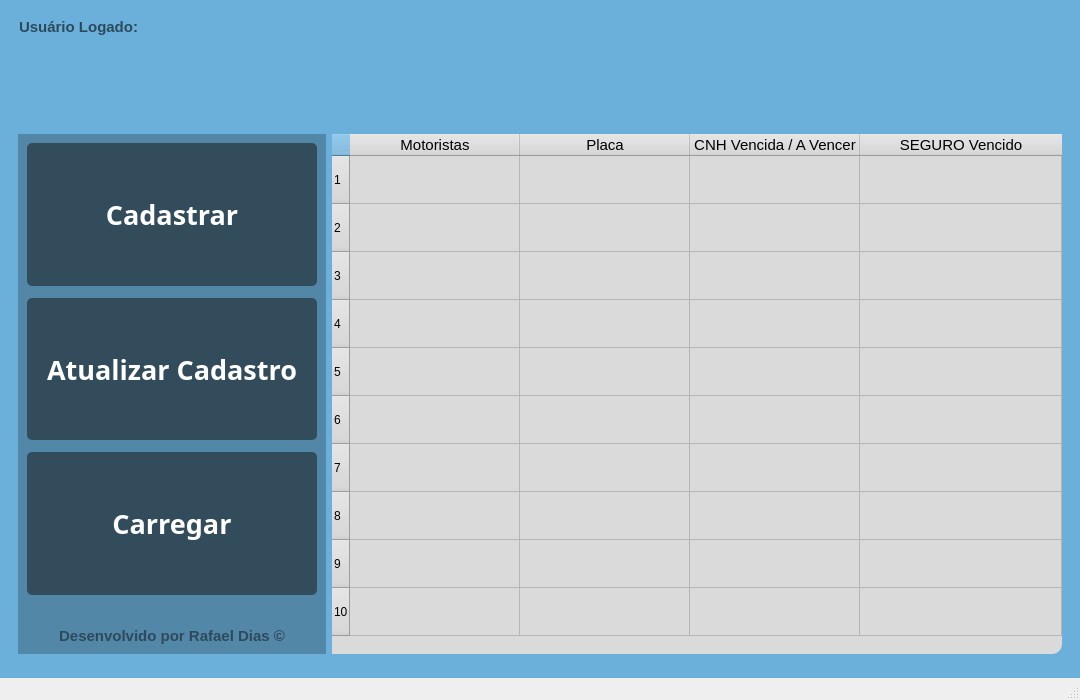
Above: _ui/telaPrincipal.ui from rafaeldias12/Sistema-de-Cadastro before the change. Below: the same form after it.
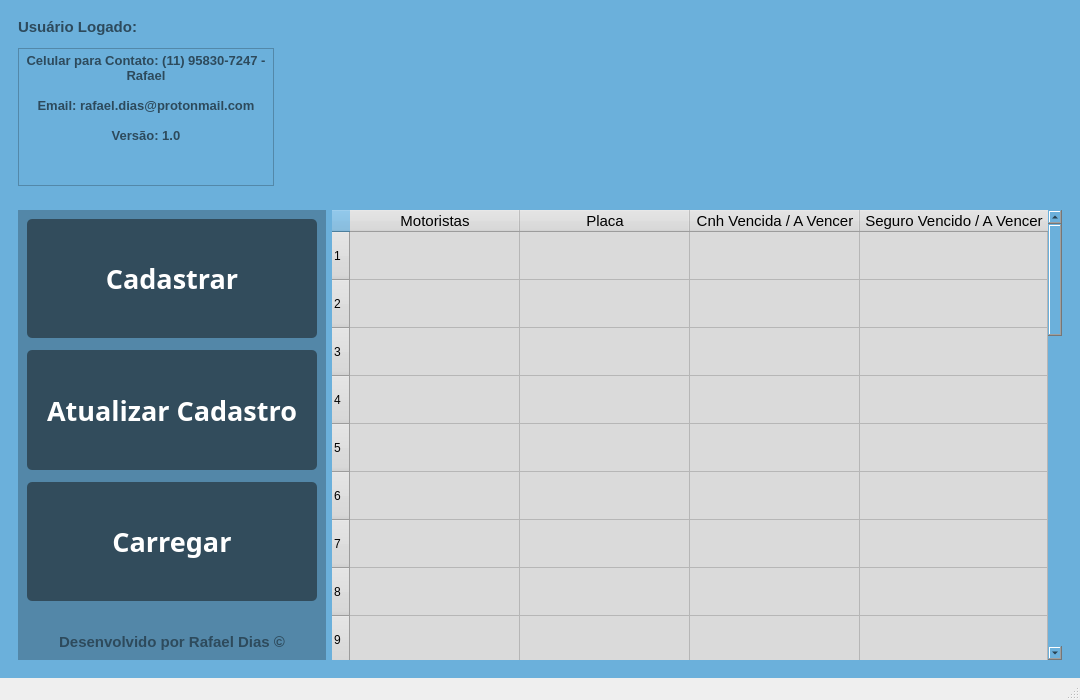
That is the form after the change. Icons and pictures are not drawn.

What changed in the file:
```diff
--- a/_ui/telaPrincipal.ui
+++ b/_ui/telaPrincipal.ui
@@ -124,6 +124,9 @@
             <property name="gridStyle">
              <enum>Qt::SolidLine</enum>
             </property>
+            <property name="rowCount">
+             <number>30</number>
+            </property>
             <property name="columnCount">
              <number>4</number>
             </property>
@@ -210,6 +213,26 @@
               <string>10</string>
              </property>
             </row>
+            <row/>
+            <row/>
+            <row/>
+            <row/>
+            <row/>
+            <row/>
+            <row/>
+            <row/>
+            <row/>
+            <row/>
+            <row/>
+            <row/>
+            <row/>
+            <row/>
+            <row/>
+            <row/>
+            <row/>
+            <row/>
+            <row/>
+            <row/>
             <column>
              <property name="text">
               <string>Motoristas</string>
@@ -236,7 +259,7 @@
             </column>
             <column>
              <property name="text">
-              <string>CNH Vencida / A Vencer</string>
+              <string>Cnh Vencida / A Vencer</string>
              </property>
              <property name="font">
               <font>
@@ -247,7 +270,7 @@
             </column>
             <column>
              <property name="text">
-              <string>SEGURO Vencido</string>
+              <string>Seguro Vencido / A Vencer</string>
              </property>
              <property name="font">
               <font>
@@ -525,15 +548,9 @@
          <property name="frameShadow">
           <enum>QFrame::Plain</enum>
          </property>
+         <layout class="QFormLayout" name="formLayout">
+          <item row="1" column="0">
          <widget class="QLabel" name="label_3">
-          <property name="geometry">
-           <rect>
-            <x>10</x>
-            <y>10</y>
-            <width>121</width>
-            <height>16</height>
-           </rect>
-          </property>
           <property name="font">
            <font>
             <family>Arial</family>
@@ -549,33 +566,49 @@
            <string>Usuário Logado:</string>
           </property>
          </widget>
-         <widget class="QLabel" name="label_4">
-          <property name="geometry">
-           <rect>
-            <x>130</x>
-            <y>10</y>
-            <width>151</width>
-            <height>16</height>
-           </rect>
-          </property>
-          <property name="font">
-           <font>
-            <family>Arial</family>
-            <pointsize>11</pointsize>
-            <weight>75</weight>
-            <bold>true</bold>
-           </font>
-          </property>
-          <property name="styleSheet">
-           <string notr="true">color: rgb(45, 74, 92);</string>
-          </property>
-          <property name="text">
-           <string/>
+          </item>
+          <item row="2" column="1">
+           <widget class="QFrame" name="frame_8">
+            <property name="frameShape">
+             <enum>QFrame::StyledPanel</enum>
+            </property>
+            <property name="frameShadow">
+             <enum>QFrame::Raised</enum>
+            </property>
+           </widget>
+          </item>
+          <item row="3" column="0">
+           <widget class="QTextEdit" name="textEdit">
+            <property name="html">
+             <string>&lt;!DOCTYPE HTML PUBLIC &quot;-//W3C//DTD HTML 4.0//EN&quot; &quot;http://www.w3.org/TR/REC-html40/strict.dtd&quot;&gt;
+&lt;html&gt;&lt;head&gt;&lt;meta name=&quot;qrichtext&quot; content=&quot;1&quot; /&gt;&lt;style type=&quot;text/css&quot;&gt;
+p, li { white-space: pre-wrap; }
+&lt;/style&gt;&lt;/head&gt;&lt;body style=&quot; font-family:'Ubuntu'; font-size:10pt; font-weight:400; font-style:normal;&quot;&gt;
+&lt;p align=&quot;center&quot; style=&quot; margin-top:0px; margin-bottom:0px; margin-left:0px; margin-right:0px; -qt-block-indent:0; text-indent:0px;&quot;&gt;&lt;span style=&quot; font-family:'MS Shell Dlg 2'; font-weight:600; color:#2d4a5c;&quot;&gt;Celular para Contato: (11) 95830-7247 - Rafael&lt;/span&gt;&lt;/p&gt;
+&lt;p align=&quot;center&quot; style=&quot;-qt-paragraph-type:empty; margin-top:0px; margin-bottom:0px; margin-left:0px; margin-right:0px; -qt-block-indent:0; text-indent:0px; font-family:'MS Shell Dlg 2'; font-weight:600; color:#2d4a5c;&quot;&gt;&lt;br /&gt;&lt;/p&gt;
+&lt;p align=&quot;center&quot; style=&quot; margin-top:0px; margin-bottom:0px; margin-left:0px; margin-right:0px; -qt-block-indent:0; text-indent:0px;&quot;&gt;&lt;span style=&quot; font-family:'MS Shell Dlg 2'; font-weight:600; color:#2d4a5c;&quot;&gt;Email: rafael.dias@protonmail.com&lt;/span&gt;&lt;/p&gt;
+&lt;p align=&quot;center&quot; style=&quot;-qt-paragraph-type:empty; margin-top:0px; margin-bottom:0px; margin-left:0px; margin-right:0px; -qt-block-indent:0; text-indent:0px; font-family:'MS Shell Dlg 2'; font-weight:600; color:#2d4a5c;&quot;&gt;&lt;br /&gt;&lt;/p&gt;
+&lt;p align=&quot;center&quot; style=&quot; margin-top:0px; margin-bottom:0px; margin-left:0px; margin-right:0px; -qt-block-indent:0; text-indent:0px;&quot;&gt;&lt;span style=&quot; font-family:'MS Shell Dlg 2'; font-weight:600; color:#2d4a5c;&quot;&gt;Versão: 1.0&lt;/span&gt;&lt;/p&gt;&lt;/body&gt;&lt;/html&gt;</string>
           </property>
           <property name="textInteractionFlags">
-           <set>Qt::TextSelectableByMouse</set>
-          </property>
-         </widget>
+             <set>Qt::NoTextInteraction</set>
+            </property>
+           </widget>
+          </item>
+          <item row="3" column="1">
+           <widget class="QLabel" name="label_5">
+            <property name="text">
+             <string/>
+            </property>
+            <property name="pixmap">
+             <pixmap>../_img/letramento.png</pixmap>
+            </property>
+            <property name="alignment">
+             <set>Qt::AlignCenter</set>
+            </property>
+           </widget>
+          </item>
+         </layout>
         </widget>
        </item>
       </layout>
```
Left out of the diff: 2 changed lines with no effect on the pictures. Lines whose indentation alone changed are shown as unchanged.
